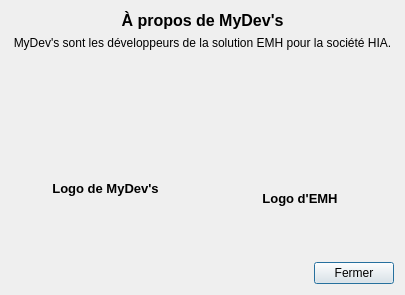
Before: the Qt Designer form GUI/aboutmydevs.ui in Eraac/EMH-client-lourd, drawn with Qt 5.
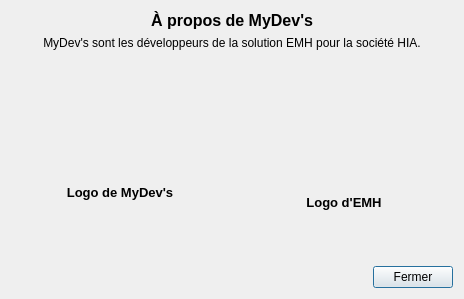
After: the same form once the commit is applied. Icons and pictures are not drawn.

```diff
--- a/GUI/aboutmydevs.ui
+++ b/GUI/aboutmydevs.ui
@@ -6,8 +6,8 @@
    <rect>
     <x>0</x>
     <y>0</y>
-    <width>405</width>
-    <height>295</height>
+    <width>464</width>
+    <height>299</height>
    </rect>
   </property>
   <property name="windowTitle">
```
Left out of the diff: 2 changed lines with no effect on the pictures.
